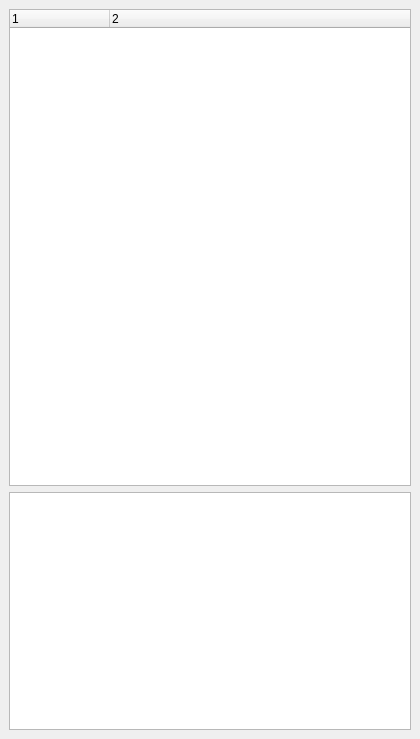
First picture: the form in Qt/Resources/UI/layerDialog.ui, repository wsterncity/myRepo, before the edit.
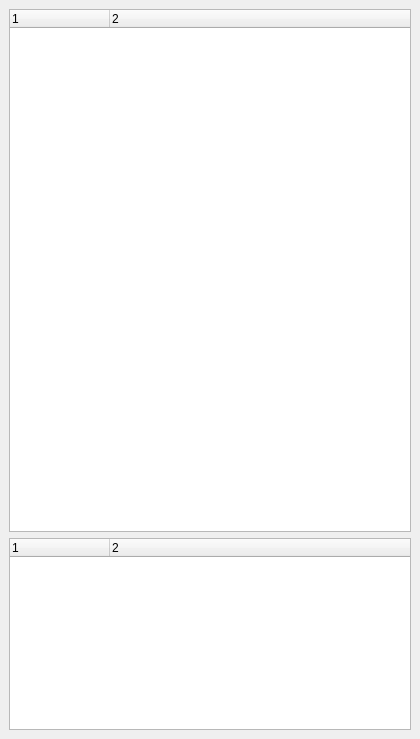
Second picture: the form after the edit. Custom widgets are drawn as their Qt base class.

The edit to the form file:
```diff
--- a/Qt/Resources/UI/layerDialog.ui
+++ b/Qt/Resources/UI/layerDialog.ui
@@ -14,9 +14,15 @@
    <string>Layer Dialog</string>
   </property>
   <widget class="QWidget" name="dockWidgetContents">
-   <layout class="QVBoxLayout" name="verticalLayout" stretch="2,1">
+   <layout class="QVBoxLayout" name="verticalLayout" stretch="2,0">
     <item>
      <widget class="igQtModelTreeWidget" name="modelTreeWidget">
+      <property name="minimumSize">
+       <size>
+        <width>0</width>
+        <height>0</height>
+       </size>
+      </property>
       <column>
        <property name="text">
         <string>1</string>
@@ -30,7 +36,18 @@
      </widget>
     </item>
     <item>
-     <widget class="QPlainTextEdit" name="logPlainTextEdit"/>
+     <widget class="igQtPropertyTreeWidget" name="propertyTreeWidget">
+      <column>
+       <property name="text">
+        <string>1</string>
+       </property>
+      </column>
+      <column>
+       <property name="text">
+        <string>2</string>
+       </property>
+      </column>
+     </widget>
     </item>
    </layout>
   </widget>
@@ -41,6 +58,11 @@
    <extends>QTreeWidget</extends>
    <header location="global">IQComponents/igQtmodelTreeWidget.h</header>
   </customwidget>
+  <customwidget>
+   <class>igQtPropertyTreeWidget</class>
+   <extends>QTreeWidget</extends>
+   <header location="global">IQComponents/igqtpropertytreewidget.h</header>
+  </customwidget>
  </customwidgets>
  <resources/>
  <connections/>
```
